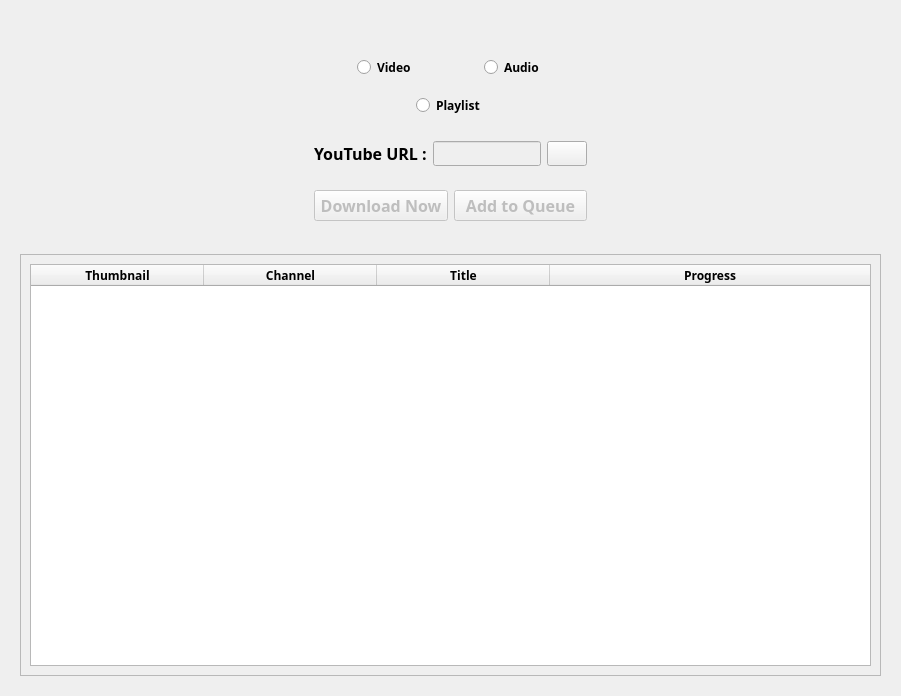
Above: resources/gui/downloader_view.ui from youpi0214/DownTube before the change. Below: the same form after it.
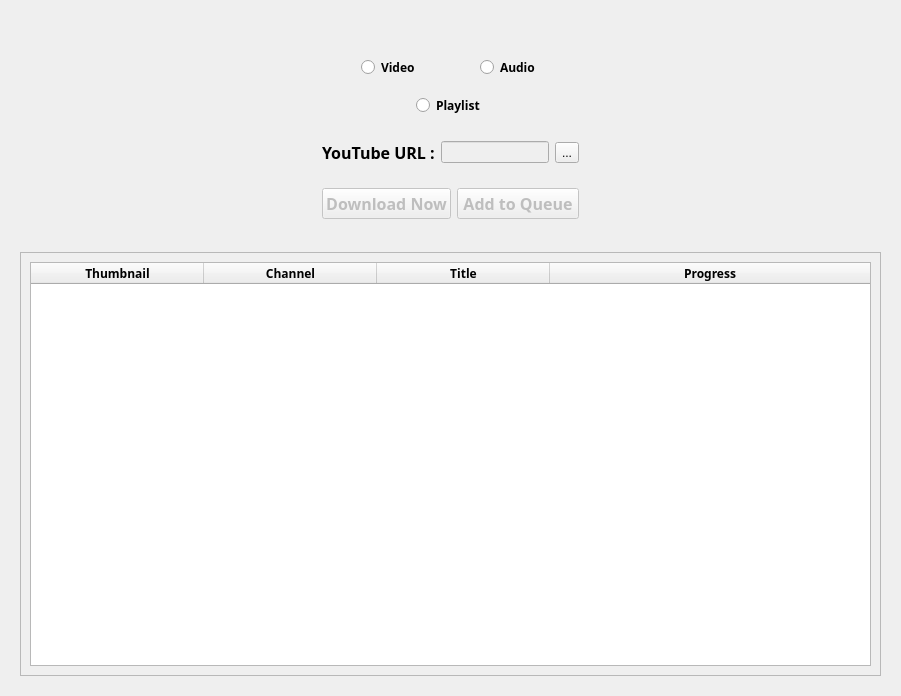
That is the form after the change. Icons and pictures are not drawn.

The edit to the form file:
```diff
--- a/resources/gui/downloader_view.ui
+++ b/resources/gui/downloader_view.ui
@@ -128,28 +128,12 @@
                  <property name="enabled">
                   <bool>false</bool>
                  </property>
-                 <property name="minimumSize">
-                  <size>
-                   <width>0</width>
-                   <height>25</height>
-                  </size>
-                 </property>
                 </widget>
                </item>
                <item>
-                <widget class="QPushButton" name="ChangeQuality_pushButton">
-                 <property name="minimumSize">
-                  <size>
-                   <width>30</width>
-                   <height>25</height>
-                  </size>
-                 </property>
+                <widget class="QToolButton" name="ChangeQuality_toolButton">
                  <property name="text">
-                  <string/>
-                 </property>
-                 <property name="icon">
-                  <iconset resource="feather/gui_resources.qrc">
-                   <normaloff>:/icons/tool.svg</normaloff>:/icons/tool.svg</iconset>
+                  <string>...</string>
                  </property>
                 </widget>
                </item>
@@ -228,7 +212,7 @@
            <x>0</x>
            <y>0</y>
            <width>863</width>
-           <height>438</height>
+           <height>443</height>
           </rect>
          </property>
          <layout class="QHBoxLayout" name="horizontalLayout_5">
@@ -272,7 +256,7 @@
              <enum>QAbstractItemView::SelectRows</enum>
             </property>
             <property name="textElideMode">
-             <enum>Qt::ElideLeft</enum>
+             <enum>Qt::ElideMiddle</enum>
             </property>
             <property name="verticalScrollMode">
              <enum>QAbstractItemView::ScrollPerPixel</enum>
```
Left out of the diff: 12 changed lines with no effect on the pictures.
